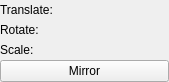
Old version of the form canvas/TransformGuiTemplate.ui in the repository calanoue/pyqtgraph.
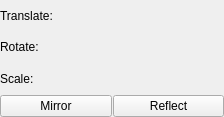
New version of the form.

```diff
--- a/canvas/TransformGuiTemplate.ui
+++ b/canvas/TransformGuiTemplate.ui
@@ -6,8 +6,8 @@
    <rect>
     <x>0</x>
     <y>0</y>
-    <width>169</width>
-    <height>82</height>
+    <width>224</width>
+    <height>117</height>
    </rect>
   </property>
   <property name="sizePolicy">
@@ -48,6 +48,8 @@
     </widget>
    </item>
    <item>
+    <layout class="QHBoxLayout" name="horizontalLayout">
+     <item>
     <widget class="QPushButton" name="mirrorImageBtn">
      <property name="toolTip">
       <string extracomment="Mirror the item across the global Y axis"/>
@@ -56,6 +58,15 @@
       <string>Mirror</string>
      </property>
     </widget>
+     </item>
+     <item>
+      <widget class="QPushButton" name="reflectImageBtn">
+       <property name="text">
+        <string>Reflect</string>
+       </property>
+      </widget>
+     </item>
+    </layout>
    </item>
   </layout>
  </widget>
```
Lines whose indentation alone changed are shown as unchanged.
